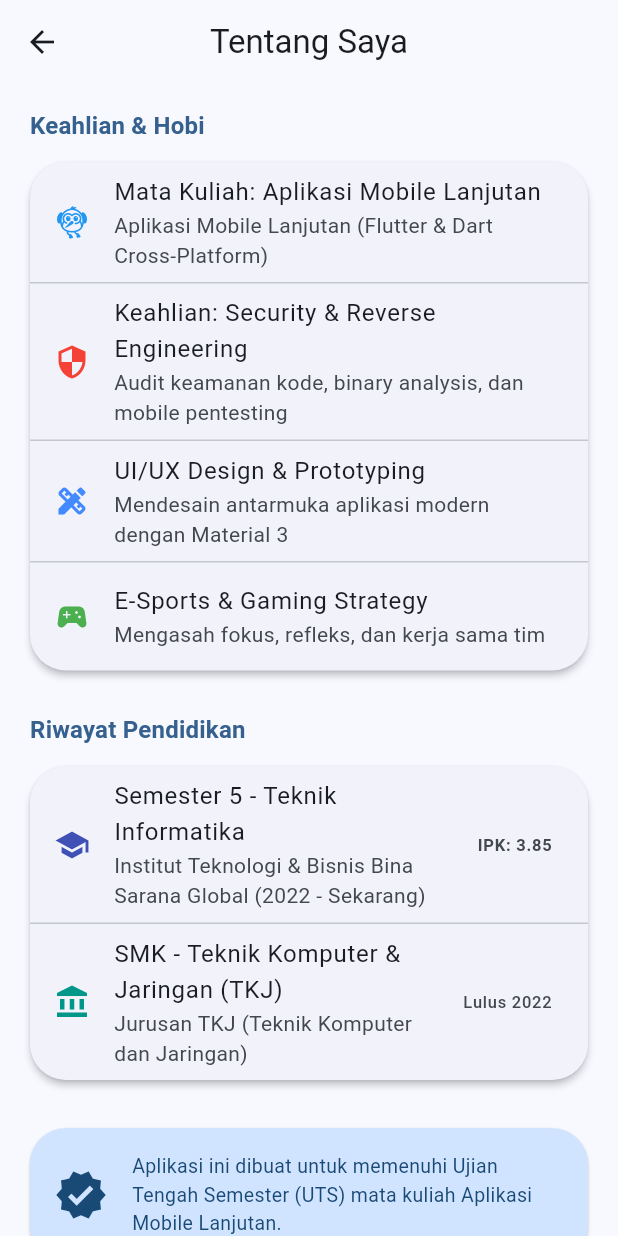
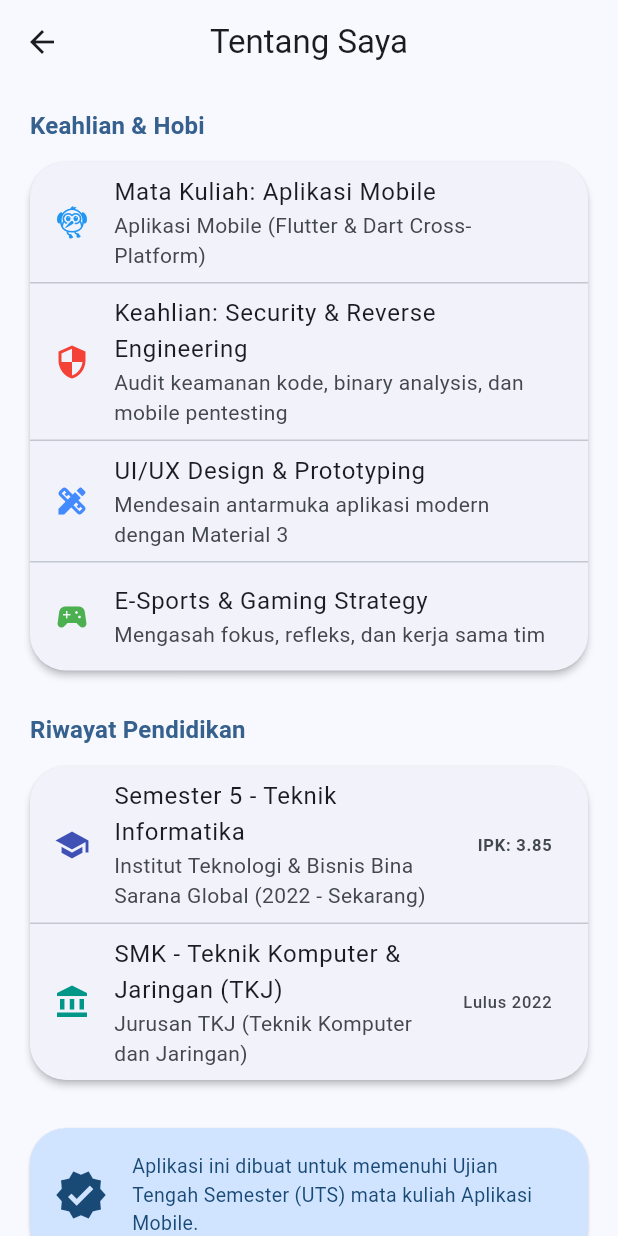
Before and after one commit to FikriBintangx/uts-pml-1122140142, a Flutter app: the AboutPage screen opened directly, on a phone screen of 412 x 824 dp. Run offline on Flutter 3.47's test engine with Material 3 defaults, Android fonts, the phone set to English and light mode, and no system bars.

Commit message:
feat: nambah nama mata kuliah Aplikasi Mobile tanpa kata lanjutan

```diff
--- a/soal1-live-coding/lib/main.dart
+++ b/soal1-live-coding/lib/main.dart
@@ -141,7 +141,7 @@ class ProfilePage extends StatelessWidget {
                       InfoTile(
                         icon: Icons.flutter_dash,
                         label: 'Mata Kuliah',
-                        value: 'Aplikasi Mobile Lanjutan (Flutter)',
+                        value: 'Aplikasi Mobile (Flutter)',
                       ),
                       Divider(height: 1),
                       InfoTile(
--- a/soal2-profil-app/lib/screens/about_page.dart
+++ b/soal2-profil-app/lib/screens/about_page.dart
@@ -32,9 +32,9 @@ class AboutPage extends StatelessWidget {
                 children: const [
                   ListTile(
                     leading: Icon(Icons.flutter_dash, color: Colors.blue),
-                    title: Text('Mata Kuliah: Aplikasi Mobile Lanjutan'),
+                    title: Text('Mata Kuliah: Aplikasi Mobile'),
                     subtitle: Text(
-                        'Aplikasi Mobile Lanjutan (Flutter & Dart Cross-Platform)'),
+                        'Aplikasi Mobile (Flutter & Dart Cross-Platform)'),
                   ),
                   Divider(height: 1),
                   ListTile(
@@ -106,7 +106,7 @@ class AboutPage extends StatelessWidget {
                     const SizedBox(width: 16),
                     Expanded(
                       child: Text(
-                        'Aplikasi ini dibuat untuk memenuhi Ujian Tengah Semester (UTS) mata kuliah Aplikasi Mobile Lanjutan.',
+                        'Aplikasi ini dibuat untuk memenuhi Ujian Tengah Semester (UTS) mata kuliah Aplikasi Mobile.',
                         style: TextStyle(
                           color: theme.colorScheme.onPrimaryContainer,
                           fontSize: 13,
```
